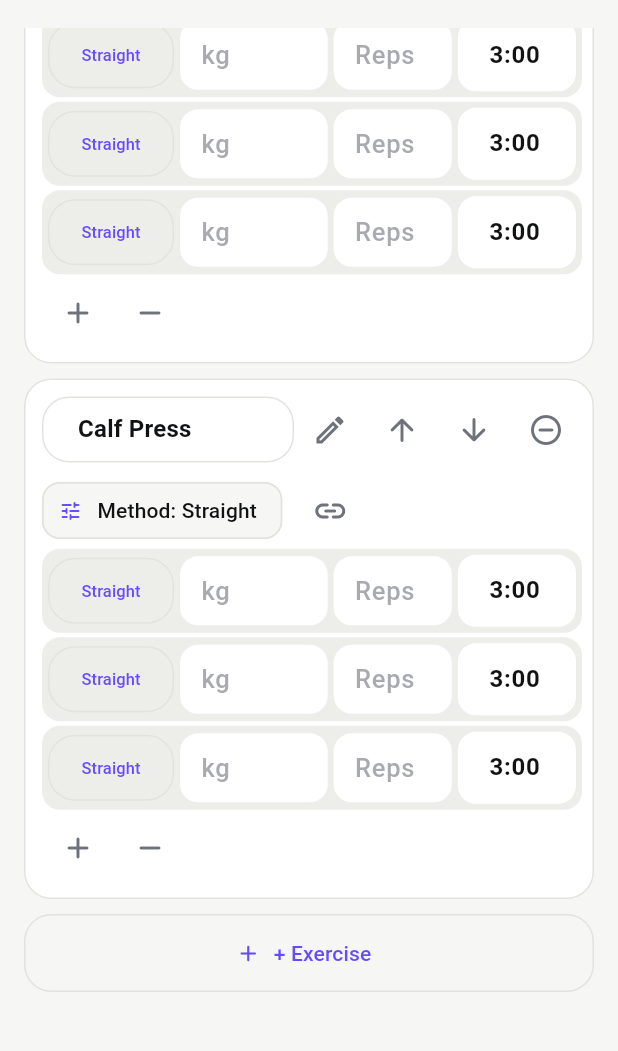
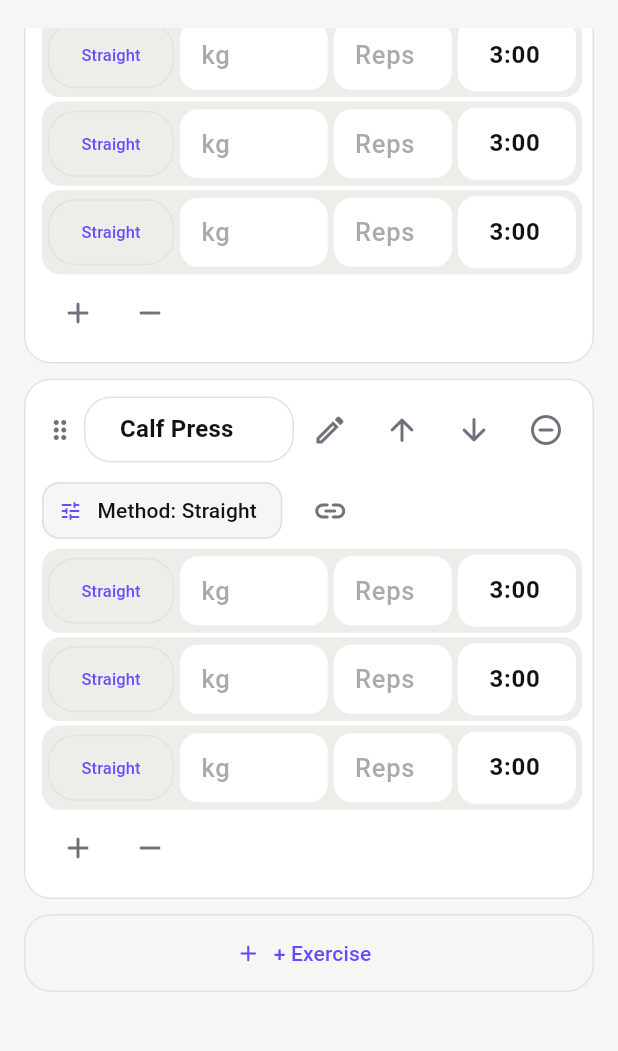
Before and after one commit to gokberkgunes/gymer, a Flutter app: the TemplateEditor screen opened directly with sample values from the repository, scrolled down 1152 dp, on a phone screen of 412 x 824 dp, the part 56-1107 px from its top. Run offline on Flutter 3.47's test engine with Material 3 defaults, Android fonts, the phone set to English and light mode, and no system bars; our stand-ins replace file_picker, flutter_local_notifications, timezone.

Commit message:
Reorder exercises and workouts by dragging
Exercise cards in the workout editor and workouts on Train have a drag handle.
The arrow buttons and menu moves remain.

```diff
--- a/lib/screens/template_editor.dart
+++ b/lib/screens/template_editor.dart
@@ -460,9 +460,24 @@ class _TemplateEditorState extends State<TemplateEditor> {
           ),
           _PlannedWork(report: store.templateVolume(_d)),
           const SectionLabel('Exercises'),
-          for (final (i, e) in _d.exercises.indexed) ...[
-            _ExerciseCard(
+          // Drag an exercise by its handle to reorder; the arrow buttons stay for precise moves.
+          ReorderableListView.builder(
+            shrinkWrap: true,
+            physics: const NeverScrollableScrollPhysics(),
+            padding: EdgeInsets.zero,
+            buildDefaultDragHandles: false,
+            itemCount: _d.exercises.length,
+            onReorderItem: (from, to) => setState(() {
+              _d.exercises.insert(to, _d.exercises.removeAt(from));
+              reconcileCircuits(_d.circuits, _d.exercises.map((e) => e.name));
+            }),
+            itemBuilder: (context, i) {
+              final e = _d.exercises[i];
+              return Padding(
                 key: ObjectKey(e),
+                padding: EdgeInsets.only(bottom: context.style.sp(10)),
+                child: _ExerciseCard(
+                  dragIndex: _d.exercises.length > 1 ? i : null,
                   exercise: e,
                   weekly: weekly,
                   invalidName: _missingName.contains(e),
@@ -515,8 +530,9 @@ class _TemplateEditorState extends State<TemplateEditor> {
                   onAddGroup: () => _addGroup(e),
                   onEditContext: (s) => _editContext(e, s),
                 ),
-            SizedBox(height: context.style.sp(10)),
-          ],
+              );
+            },
+          ),
           OutlinedButton.icon(
             onPressed: _addExercise,
             icon: const Icon(Icons.add_rounded),
--- a/lib/screens/template_editor/exercise_card.dart
+++ b/lib/screens/template_editor/exercise_card.dart
@@ -98,10 +98,13 @@ class _ExerciseCard extends StatelessWidget {
   /// Weekly sets per muscle with the draft, when Settings shows them on exercises; null otherwise.
   final Map<String, double>? weekly;
 
+  /// Position in the editor's reorderable list; null hides the drag handle.
+  final int? dragIndex;
+
   const _ExerciseCard({
-    super.key,
     required this.exercise,
     this.weekly,
+    this.dragIndex,
     required this.invalidName,
     required this.restLocked,
     required this.groupsLocked,
@@ -259,6 +262,21 @@ class _ExerciseCard extends StatelessWidget {
           children: [
             Row(
               children: [
+                if (dragIndex case final index?)
+                  ReorderableDragStartListener(
+                    index: index,
+                    child: Tooltip(
+                      message: 'Drag to reorder',
+                      child: Padding(
+                        padding: const EdgeInsets.only(right: 4),
+                        child: SizedBox(
+                          width: 24,
+                          height: 44,
+                          child: Icon(Icons.drag_indicator_rounded, size: 20, color: cs.onSurfaceVariant),
+                        ),
+                      ),
+                    ),
+                  ),
                 Expanded(
                   child: OutlinedButton(
                     style: OutlinedButton.styleFrom(
```
Also changed, not shown: lib/screens/train.dart (+35 -5 lines), lib/store/catalog.dart (+10 -0 lines), 1 other file. Lines whose indentation alone changed are shown as unchanged.
